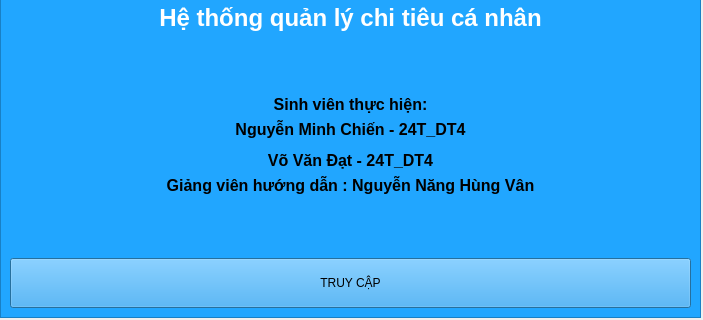
This is login_dialog.ui in nmchien1106/PBL2_MONEYTRACKER as Qt 5 draws it before an edit; both pictures show x 0 to 703 and y 253 to 573 of the 703 by 573 pixel window. The edited form follows.
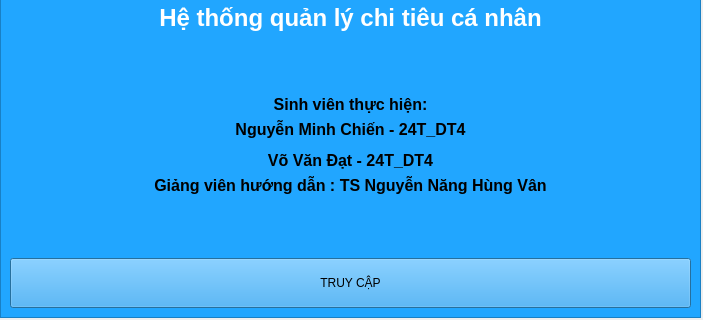
This is the edited form. Icons and pictures are not drawn.

What changed in the file:
```diff
--- a/login_dialog.ui
+++ b/login_dialog.ui
@@ -161,7 +161,7 @@
     <item>
      <widget class="QLabel" name="label_5">
       <property name="text">
-       <string>&lt;html&gt;&lt;head/&gt;&lt;body&gt;&lt;p align=&quot;center&quot;&gt;&lt;span style=&quot; font-size:12pt; font-weight:700;&quot;&gt;Giảng viên hướng dẫn : Nguyễn Năng Hùng Vân&lt;/span&gt;&lt;/p&gt;&lt;/body&gt;&lt;/html&gt;</string>
+       <string>&lt;html&gt;&lt;head/&gt;&lt;body&gt;&lt;p align=&quot;center&quot;&gt;&lt;span style=&quot; font-size:12pt; font-weight:700;&quot;&gt;Giảng viên hướng dẫn : TS Nguyễn Năng Hùng Vân&lt;/span&gt;&lt;/p&gt;&lt;/body&gt;&lt;/html&gt;</string>
       </property>
      </widget>
     </item>
```
